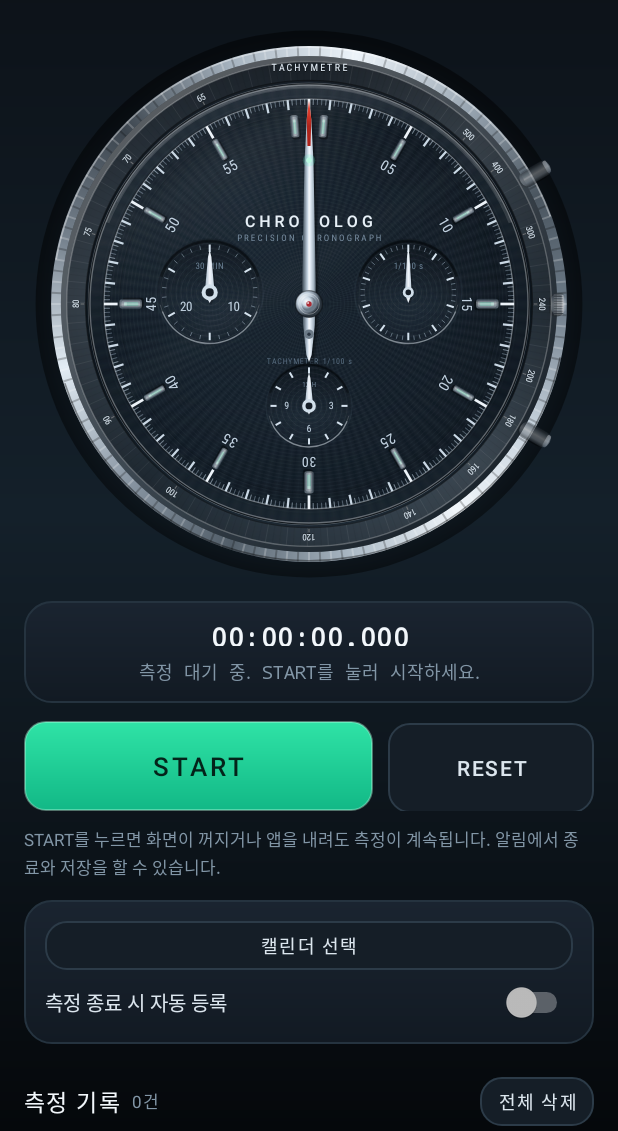
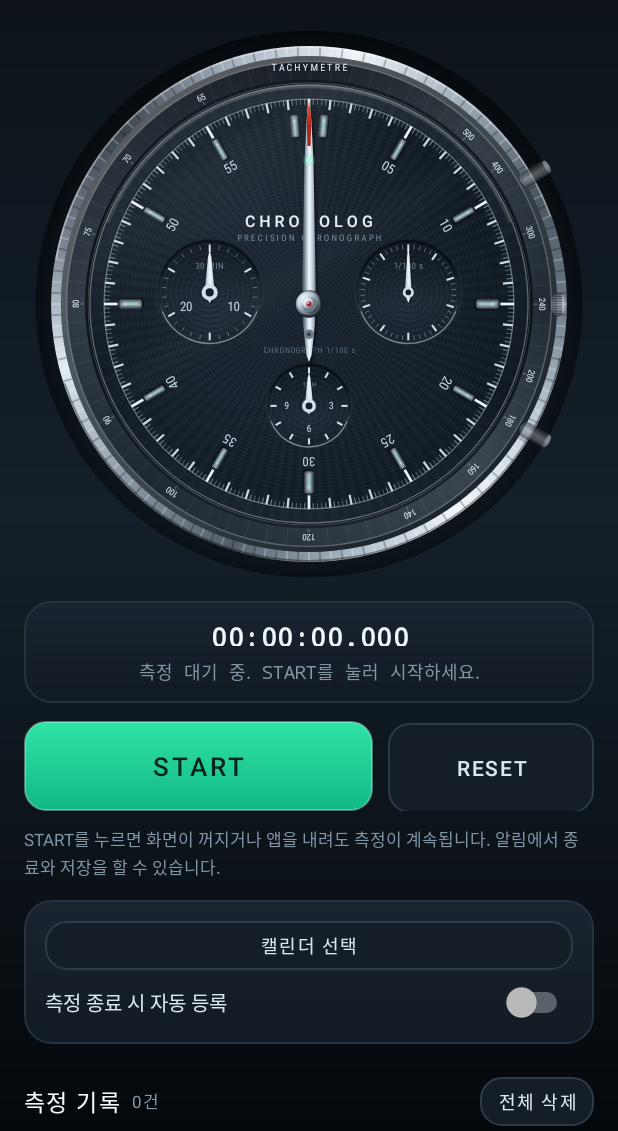
Before and after one commit to MrwaB-0/Chronolog, an Android app: the screen it shows after launch (MainActivity), on a phone screen of 412 x 824 dp, the part 105-1236 px from its top. Run offline under Robolectric (Android 15) with nearby library versions, the phone set to English and light mode, and no system bars.

Commit message:
fix: 다이얼 숫자와 하단 문구가 서브다이얼과 겹치지 않도록 배치 조정

```diff
--- a/app/src/main/java/com/marwabadak/chronolog/ui/ChronographDialView.kt
+++ b/app/src/main/java/com/marwabadak/chronolog/ui/ChronographDialView.kt
@@ -739,11 +739,13 @@ class ChronographDialView @JvmOverloads constructor(
 
     private fun drawNumerals(canvas: Canvas) {
         val r = caseRadius
-        labelPaint.textSize = r * 0.056f
+        labelPaint.textSize = r * 0.052f
         labelPaint.color = 0xFFC9D7E4.toInt()
         labelPaint.letterSpacing = 0.04f
         val radius = r * 0.612f
         for (i in 1 until 12) {
+            // 3시와 9시 방향은 서브다이얼이 자리하므로 숫자를 생략한다.
+            if (i == 3 || i == 9) continue
             val angle = i * 30.0
             val rad = Math.toRadians(angle)
             val x = centerX + radius * sin(rad).toFloat()
@@ -868,7 +870,7 @@ class ChronographDialView @JvmOverloads constructor(
         labelPaint.textSize = r * 0.030f
         labelPaint.letterSpacing = 0.20f
         labelPaint.color = 0xFF5F7385.toInt()
-        canvas.drawText("TACHYMETER 1/100 s", centerX, centerY + r * 0.232f, labelPaint)
+        canvas.drawText("CHRONOGRAPH 1/100 s", centerX, centerY + r * 0.190f, labelPaint)
         labelPaint.letterSpacing = 0f
     }
 
```
